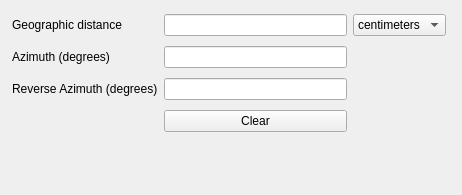
Above: azimuth_measurement_widget.ui from webgeodatavore/azimuth_measurement before the change. Below: the same form after it.
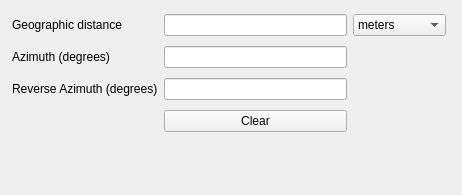
That is the form after the change.

What changed in the file:
```diff
--- a/azimuth_measurement_widget.ui
+++ b/azimuth_measurement_widget.ui
@@ -14,7 +14,7 @@
    <string>Measure azimuth</string>
   </property>
   <widget class="QWidget" name="dockWidgetContents">
-   <widget class="QWidget" name="">
+   <widget class="QWidget" name="layoutWidget">
     <property name="geometry">
      <rect>
       <x>12</x>
@@ -35,7 +35,10 @@
       <widget class="QLineEdit" name="geographic_distance"/>
      </item>
      <item row="0" column="2">
-      <widget class="QComboBox" name="comboBox">
+      <widget class="QComboBox" name="dist_units">
+       <property name="currentIndex">
+        <number>1</number>
+       </property>
        <item>
         <property name="text">
          <string>centimeters</string>
```
